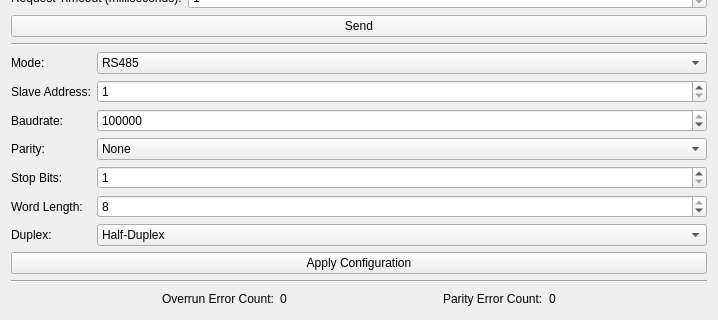
Qt form src/brickv/plugin_system/plugins/rs485/ui/rs485.ui (Tinkerforge/brickv) before a commit; both pictures show x 0 to 718 and y 419 to 739 of the 718 by 739 pixel window.
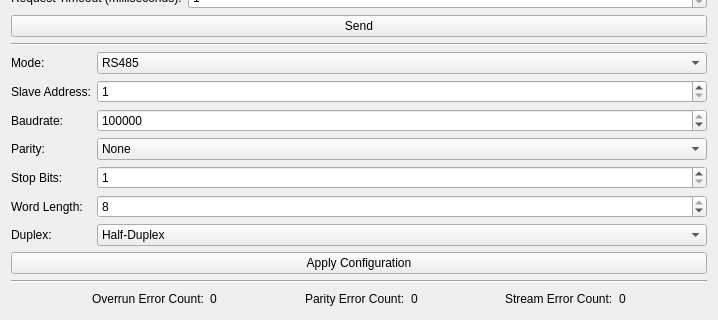
The same form after that commit.

Commit message: bricklet-rs485: Fix read callback signature and add stream error counter

Patch:
```diff
--- a/src/brickv/plugin_system/plugins/rs485/ui/rs485.ui
+++ b/src/brickv/plugin_system/plugins/rs485/ui/rs485.ui
@@ -573,6 +573,33 @@
           </property>
          </spacer>
         </item>
+        <item>
+         <widget class="QLabel" name="label_5">
+          <property name="text">
+           <string>Stream Error Count:</string>
+          </property>
+         </widget>
+        </item>
+        <item>
+         <widget class="QLabel" name="label_error_stream">
+          <property name="text">
+           <string>0</string>
+          </property>
+         </widget>
+        </item>
+        <item>
+         <spacer name="horizontalSpacer_4">
+          <property name="orientation">
+           <enum>Qt::Horizontal</enum>
+          </property>
+          <property name="sizeHint" stdset="0">
+           <size>
+            <width>40</width>
+            <height>20</height>
+           </size>
+          </property>
+         </spacer>
+        </item>
        </layout>
       </item>
      </layout>
```
The commit also changes 1 other file.
